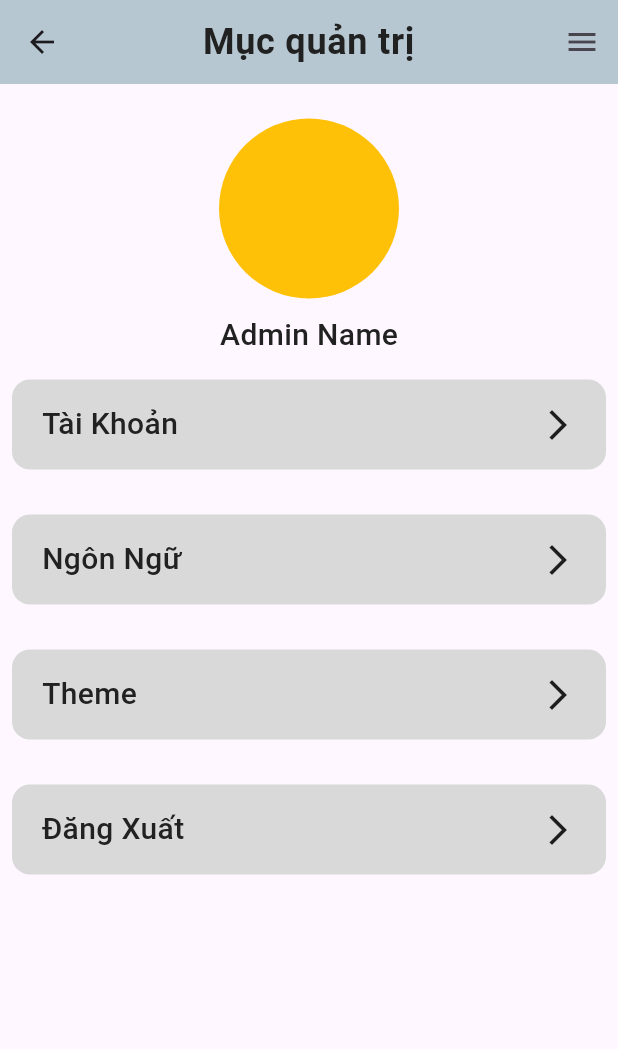
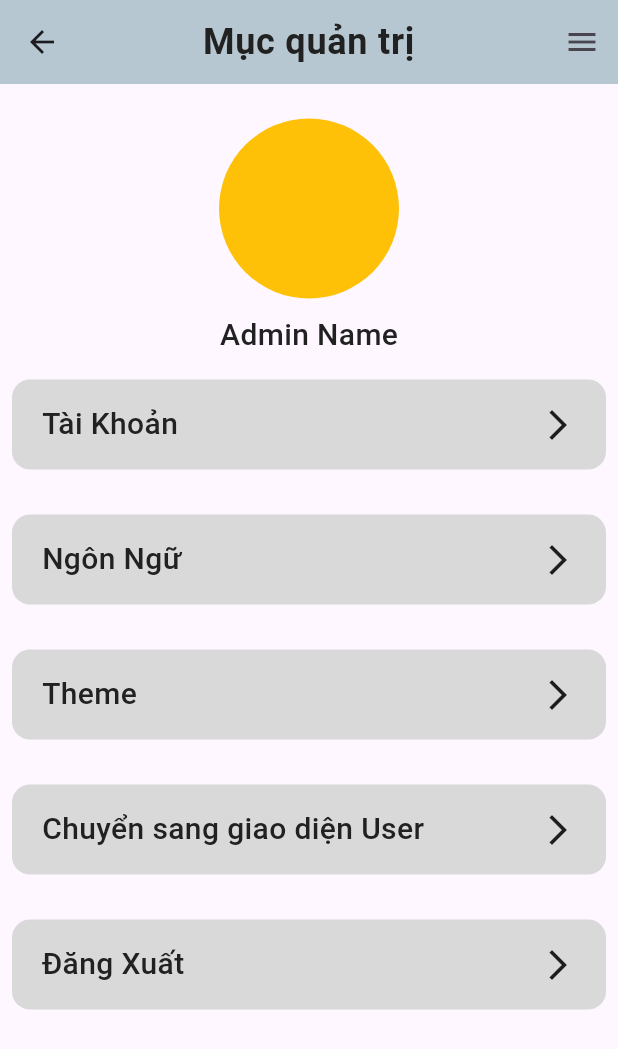
Before and after one commit to kanglee079/app_book, a Flutter app: the SettingPage screen opened by its route, on a phone screen of 412 x 824 dp. Shown: the top 1049 px of the screen. Run offline on Flutter 3.47's test engine with Material 3 defaults, Android fonts, the phone set to English and light mode, and no system bars; our stand-ins replace animated_bottom_navigation_bar, cloud_firestore, dash_chat_2, dropdown_search, firebase_auth, firebase_core and 7 more; missing offline and left inert: chat_gpt_sdk, syncfusion_flutter_pdfviewer; accounts and stored records are empty.

Commit message:
no message

```diff
--- a/lib/apps/route/route_custom.dart
+++ b/lib/apps/route/route_custom.dart
@@ -51,6 +51,9 @@ class RouterCustom {
       name: RouterName.nav,
       page: () => const NavigatorPage(),
       binding: NavBinding(),
+      middlewares: [
+        AuthMiddlewares(),
+      ],
     ),
     GetPage(
       name: RouterName.home,
@@ -105,6 +108,9 @@ class RouterCustom {
         FavoriteBookBinding(),
         SettingBinding(),
       ],
+      middlewares: [
+        AuthMiddlewares(),
+      ],
     ),
     GetPage(
       name: RouterName.userHome,
--- a/lib/manage/controllers/login_controller.dart
+++ b/lib/manage/controllers/login_controller.dart
@@ -40,6 +40,7 @@ class LoginController extends GetxController with StateMixin {
 
         if (userModel != null) {
           UserStore.to.login(userModel);
+          print(userModel);
         }
 
         showToastSuccess('Đăng nhập thành công');
--- a/lib/manage/controllers/setting_controller.dart
+++ b/lib/manage/controllers/setting_controller.dart
@@ -8,4 +8,8 @@ class SettingController extends GetxController {
       Get.offAndToNamed(RouterName.login);
     });
   }
+
+  void transToNavUser() {
+    Get.toNamed(RouterName.navUser);
+  }
 }
--- a/lib/manage/middlewares/auth_middleware.dart
+++ b/lib/manage/middlewares/auth_middleware.dart
@@ -10,7 +10,7 @@ class AuthMiddlewares extends GetMiddleware {
   @override
   RouteSettings? redirect(String? route) {
     bool isLogin = UserStore.to.isLogin;
-    String? role = UserStore.to.userRole;
+    String role = UserStore.to.userRole;
 
     if (route == RouterName.register) {
       return null;
--- a/lib/manage/stores/user_store.dart
+++ b/lib/manage/stores/user_store.dart
@@ -13,7 +13,7 @@ class UserStore extends GetxController {
   bool get isLogin => _isLogin.value;
   String get token => _token.value;
   UserModel get userInfo => _info.value;
-  String get userRole => _info.value.role ?? "isUser";
+  String get userRole => _info.value.role;
 
   @override
   void onInit() async {
@@ -25,6 +25,7 @@ class UserStore extends GetxController {
   }
 
   Future<void> login(UserModel user) async {
+    _info.value.role = user.role;
     _info.value = user;
     _isLogin.value = true;
     StoreService.to.setString(MyKey.TOKEN_USER, "TOKEN_USER");
--- a/lib/models/user_model.dart
+++ b/lib/models/user_model.dart
@@ -14,8 +14,8 @@ class UserModel {
     this.email,
     this.photoUrl,
     this.dateTime,
-    this.role = 'isUser',
-  });
+    String? role,
+  }) : role = role ?? 'isUser';
 
   Map<String, dynamic> toMap() {
     return {
@@ -31,7 +31,7 @@ class UserModel {
   factory UserModel.fromMap(Map<String, dynamic> map) {
     return UserModel(
       id: map['id'],
-      role: map['role'] ?? 'isUser',
+      role: map['role'],
       userName: map['userName'],
       email: map['email'],
       photoUrl: map['photoUrl'],
--- a/lib/pages/appAdmin/settingPage/setting_page.dart
+++ b/lib/pages/appAdmin/settingPage/setting_page.dart
@@ -52,6 +52,10 @@ class SettingPage extends GetView<SettingController> {
               ontap: () {},
             ),
             ItemAdminPage(
+              nameItem: "Chuyển sang giao diện User",
+              ontap: controller.transToNavUser,
+            ),
+            ItemAdminPage(
               nameItem: "Đăng Xuất",
               ontap: controller.logout,
             ),
```
